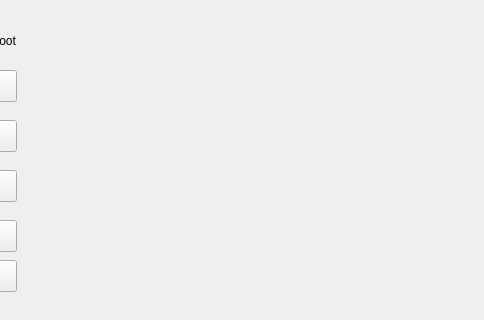
This is Client/client.ui in DatabasesWorks/Stacked_EducationalPlatform as Qt 5 draws it before an edit; both pictures show x 156 to 640 and y 0 to 320 of the 640 by 480 pixel window. The edited form follows.
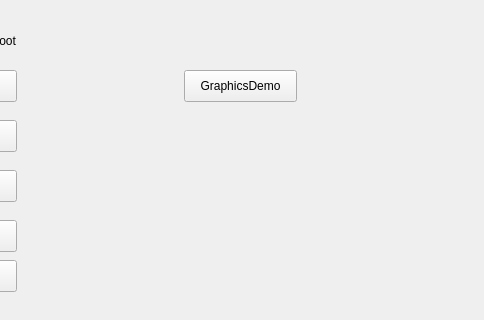
This is the edited form.

Commit message: graphics demo should spin a random png I loaded into qrc

Diff of the .ui file:
```diff
--- a/Client/client.ui
+++ b/Client/client.ui
@@ -98,6 +98,19 @@
      <string>Placeholders to troubleshoot</string>
     </property>
    </widget>
+   <widget class="QPushButton" name="pushButton_6">
+    <property name="geometry">
+     <rect>
+      <x>340</x>
+      <y>70</y>
+      <width>113</width>
+      <height>32</height>
+     </rect>
+    </property>
+    <property name="text">
+     <string>GraphicsDemo</string>
+    </property>
+   </widget>
    <zorder>label</zorder>
    <zorder>pushButton</zorder>
    <zorder>pushButton_2</zorder>
```
Left out of the diff: 1 changed line with no effect on the pictures. The commit also changes 8 other files.
